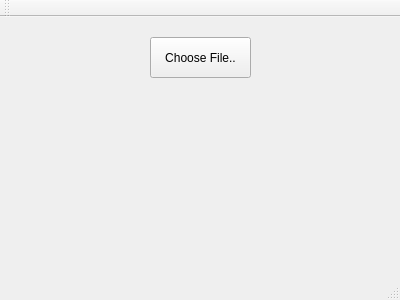
asmaamirkhan/Intro2ImageProcessing, file Qt/Detection/mainwindow.ui: the form before one commit.
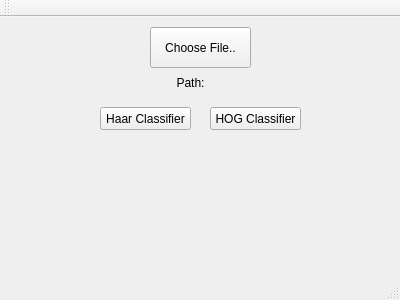
The form after the commit.

The edit to the form file:
```diff
--- a/Qt/Detection/mainwindow.ui
+++ b/Qt/Detection/mainwindow.ui
@@ -18,7 +18,7 @@
     <property name="geometry">
      <rect>
       <x>150</x>
-      <y>20</y>
+      <y>10</y>
       <width>101</width>
       <height>41</height>
      </rect>
@@ -31,13 +31,61 @@
     <property name="geometry">
      <rect>
       <x>70</x>
-      <y>110</y>
-      <width>281</width>
+      <y>140</y>
+      <width>261</width>
       <height>41</height>
      </rect>
     </property>
     <property name="text">
      <string/>
+    </property>
+    <property name="alignment">
+     <set>Qt::AlignCenter</set>
+    </property>
+   </widget>
+   <widget class="QPushButton" name="HogOption">
+    <property name="geometry">
+     <rect>
+      <x>210</x>
+      <y>90</y>
+      <width>91</width>
+      <height>23</height>
+     </rect>
+    </property>
+    <property name="text">
+     <string>HOG Classifier</string>
+    </property>
+   </widget>
+   <widget class="QPushButton" name="HaarOprion">
+    <property name="geometry">
+     <rect>
+      <x>100</x>
+      <y>90</y>
+      <width>91</width>
+      <height>23</height>
+     </rect>
+    </property>
+    <property name="text">
+     <string>Haar Classifier</string>
+    </property>
+   </widget>
+   <widget class="QLabel" name="PathLabel">
+    <property name="geometry">
+     <rect>
+      <x>40</x>
+      <y>50</y>
+      <width>301</width>
+      <height>31</height>
+     </rect>
+    </property>
+    <property name="text">
+     <string>Path:</string>
+    </property>
+    <property name="scaledContents">
+     <bool>true</bool>
+    </property>
+    <property name="alignment">
+     <set>Qt::AlignCenter</set>
     </property>
    </widget>
   </widget>
```
